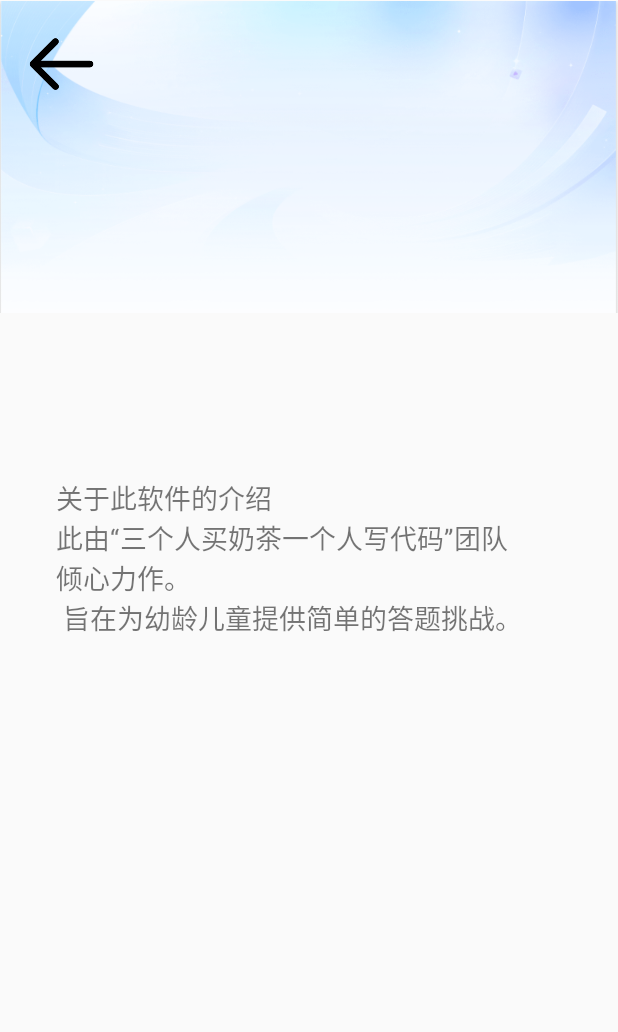
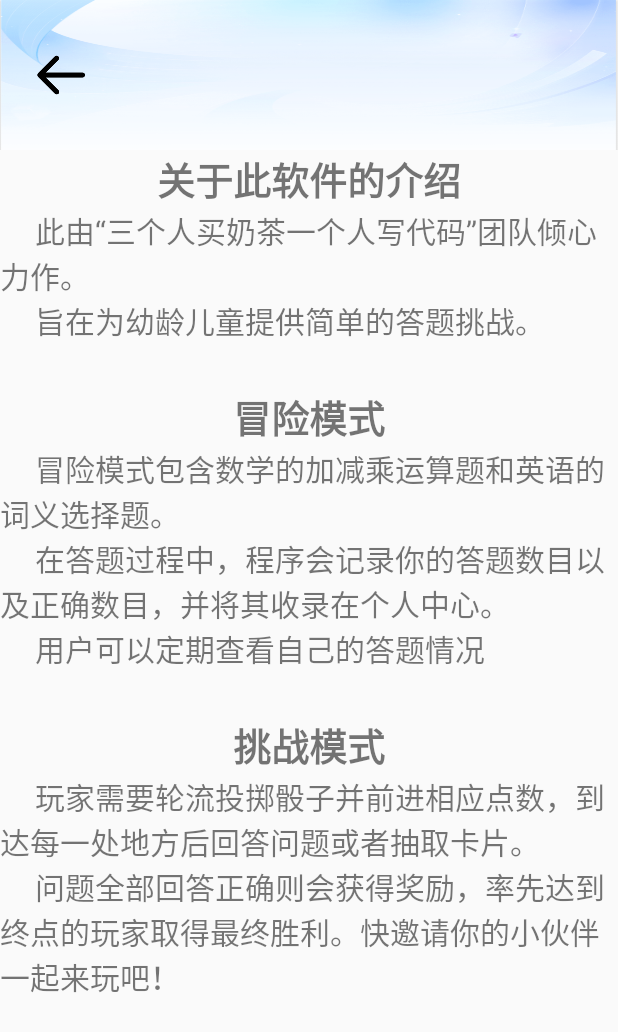
Before and after one commit to B-ay/software-engineering, an Android app: the MainHelp screen opened directly, with no data from a screen before it, on a phone screen of 412 x 824 dp. Shown: the top 1032 px of the screen. Run offline under Robolectric (Android 15) with nearby library versions, the phone set to English and light mode, and no system bars; libraries missing offline, so code that uses them is left out: me.jessyan.autosize.

Commit message:
修改了部分文本框大小，在help界面增加对软件的介绍

```diff
--- a/app/src/main/res/layout/activity_adventure_mode_math_problem.xml
+++ b/app/src/main/res/layout/activity_adventure_mode_math_problem.xml
@@ -62,8 +62,8 @@
 
         <TextView
             android:id="@+id/tv_math_problem"
-            android:layout_width="250sp"
-            android:layout_height="80sp"
+            android:layout_width="wrap_content"
+            android:layout_height="wrap_content"
             android:gravity="center"
             android:text="@string/出题内容"
             android:textSize="40sp"
--- a/app/src/main/res/layout/activity_main_help.xml
+++ b/app/src/main/res/layout/activity_main_help.xml
@@ -1,44 +1,102 @@
 <?xml version="1.0" encoding="utf-8"?>
-<androidx.constraintlayout.widget.ConstraintLayout xmlns:android="http://schemas.android.com/apk/res/android"
-    xmlns:app="http://schemas.android.com/apk/res-auto"
-    xmlns:tools="http://schemas.android.com/tools"
+<LinearLayout xmlns:android="http://schemas.android.com/apk/res/android"
+    android:orientation="vertical"
     android:layout_width="match_parent"
-    android:layout_height="match_parent"
-    tools:context=".MainHelp">
+    android:layout_height="match_parent">
 
-    <TextView
-        android:id="@+id/tv_mainhelp_mainhelp_tv1"
-        android:layout_width="337dp"
-        android:layout_height="109dp"
-        android:text="关于此软件的介绍 \n此由“三个人买奶茶一个人写代码”团队\n倾心力作。\n 旨在为幼龄儿童提供简单的答题挑战。"
-        android:textSize="18sp"
-        app:layout_constraintBottom_toBottomOf="parent"
-        app:layout_constraintEnd_toEndOf="parent"
-        app:layout_constraintStart_toStartOf="parent"
-        app:layout_constraintTop_toTopOf="parent"
-        app:layout_constraintVertical_bias="0.446" />
+    <RelativeLayout
+        android:id="@+id/ll_bg"
+        android:layout_width="match_parent"
+        android:layout_height="100sp"
+        android:background="@drawable/top_background_1"
+        android:orientation="vertical">
+        <ImageView
+            android:id="@+id/iv_mainhelp_back"
+            android:layout_centerVertical="true"
+            android:layout_width="36dp"
+            android:layout_height="36dp"
+            android:layout_alignParentStart="true"
+            android:layout_marginStart="22dp"
+            android:background="@drawable/go_back" />
+    </RelativeLayout>
 
-    <ImageView
-        android:id="@+id/iv_mainhelp_mainhelp_bg"
-        android:layout_width="wrap_content"
-        android:layout_height="209dp"
-        app:layout_constraintBottom_toBottomOf="parent"
-        app:layout_constraintEnd_toEndOf="parent"
-        app:layout_constraintStart_toStartOf="parent"
-        app:layout_constraintTop_toTopOf="parent"
-        app:layout_constraintVertical_bias="0.0"
-        app:srcCompat="@drawable/top_background_1" />
+    <LinearLayout
+        android:id="@+id/ll_explain_app"
+        android:layout_width="match_parent"
+        android:layout_height="wrap_content"
+        android:orientation="vertical"
+        android:layout_marginTop="0dp">
+        <TextView
+            android:layout_gravity="center"
+            android:id="@+id/tv_mainhelp_mainhelp_tv1"
+            android:layout_width="wrap_content"
+            android:layout_height="wrap_content"
+            android:text="关于此软件的介绍"
+            android:textStyle="bold"
+            android:textSize="25sp"
+         />
+        <TextView
+            android:id="@+id/tv_mainhelp_mainhelp_tv2"
+            android:layout_width="wrap_content"
+            android:layout_height="wrap_content"
+            android:text="
+    此由“三个人买奶茶一个人写代码”团队倾心力作。\n
+    旨在为幼龄儿童提供简单的答题挑战。"
+            android:textSize="20sp"
+         />
+    </LinearLayout>
 
-    <ImageView
-        android:id="@+id/iv_mainhelp_back"
-        android:layout_width="48dp"
-        android:layout_height="48dp"
-        android:layout_marginBottom="180dp"
-        app:layout_constraintBottom_toBottomOf="parent"
-        app:layout_constraintEnd_toEndOf="parent"
-        app:layout_constraintHorizontal_bias="0.044"
-        app:layout_constraintStart_toStartOf="parent"
-        app:layout_constraintTop_toTopOf="parent"
-        app:layout_constraintVertical_bias="0.031"
-        app:srcCompat="@drawable/go_back" />
-</androidx.constraintlayout.widget.ConstraintLayout>
+    <LinearLayout
+        android:id="@+id/ll_explain_ad"
+        android:layout_width="match_parent"
+        android:layout_height="wrap_content"
+        android:orientation="vertical"
+        android:layout_marginTop="30dp">
+        <TextView
+            android:layout_gravity="center"
+            android:id="@+id/tv_mainhelp_mainhelp_ad1"
+            android:layout_width="wrap_content"
+            android:layout_height="wrap_content"
+            android:text="冒险模式"
+            android:textStyle="bold"
+            android:textSize="25sp"
+            />
+        <TextView
+            android:id="@+id/tv_mainhelp_mainhelp_ad2"
+            android:layout_width="wrap_content"
+            android:layout_height="wrap_content"
+            android:text="
+    冒险模式包含数学的加减乘运算题和英语的词义选择题。\n
+    在答题过程中，程序会记录你的答题数目以及正确数目，并将其收录在个人中心。\n
+    用户可以定期查看自己的答题情况"
+            android:textSize="20sp"
+            />
+    </LinearLayout>
+    <LinearLayout
+        android:id="@+id/ll_explain_ch"
+        android:layout_width="match_parent"
+        android:layout_height="wrap_content"
+        android:orientation="vertical"
+        android:layout_marginTop="30dp">
+        <TextView
+            android:layout_gravity="center"
+            android:id="@+id/tv_mainhelp_mainhelp_ch1"
+            android:layout_width="wrap_content"
+            android:layout_height="wrap_content"
+            android:text="挑战模式"
+            android:textStyle="bold"
+            android:textSize="25sp"
+            />
+        <TextView
+            android:id="@+id/tv_mainhelp_mainhelp_ch2"
+            android:layout_width="wrap_content"
+            android:layout_height="wrap_content"
+            android:text="
+    玩家需要轮流投掷骰子并前进相应点数，到达每一处地方后回答问题或者抽取卡片。\n
+    问题全部回答正确则会获得奖励，率先达到终点的玩家取得最终胜利。快邀请你的小伙伴一起来玩吧！"
+            android:textSize="20sp"
+            />
+
+
+    </LinearLayout>
+</LinearLayout>
--- a/app/src/main/res/values/strings.xml
+++ b/app/src/main/res/values/strings.xml
@@ -29,5 +29,11 @@
     <string name="出题内容"> 出题内容 </string>
     <string name="英语出题内容"> 英语出题内容 </string>
     <string name="input_indicator">Your Answer:</string>
+    <string name="mode_explain">
+        <b>关于此软件的介绍</b>\n
+        此由“三个人买奶茶一个人写代码”团队倾心力作。\n
+        旨在为幼龄儿童提供简单的答题挑战。
+    </string>
+
     <!--end of lkx-->
 </resources>
```
